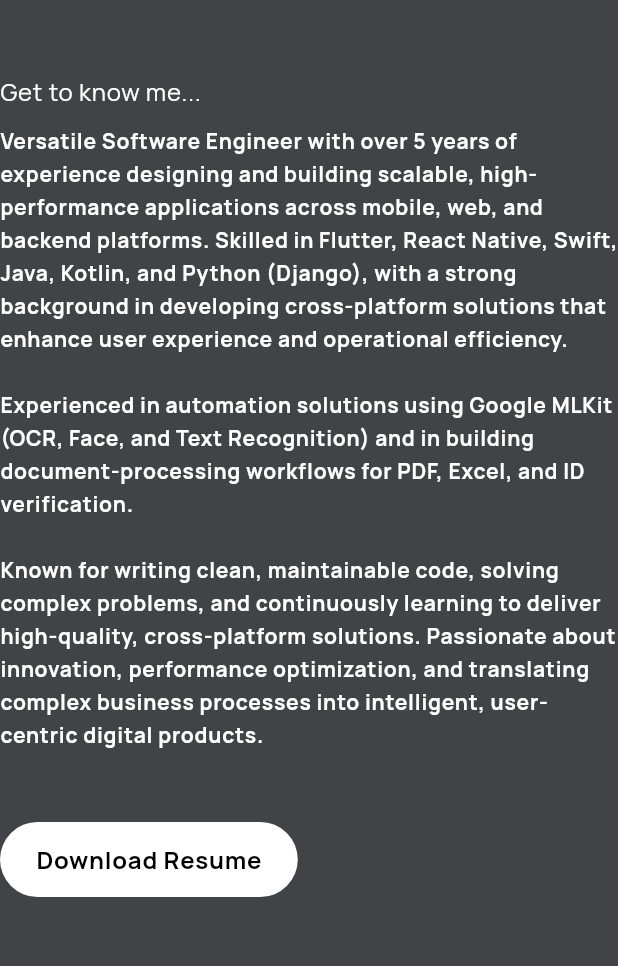
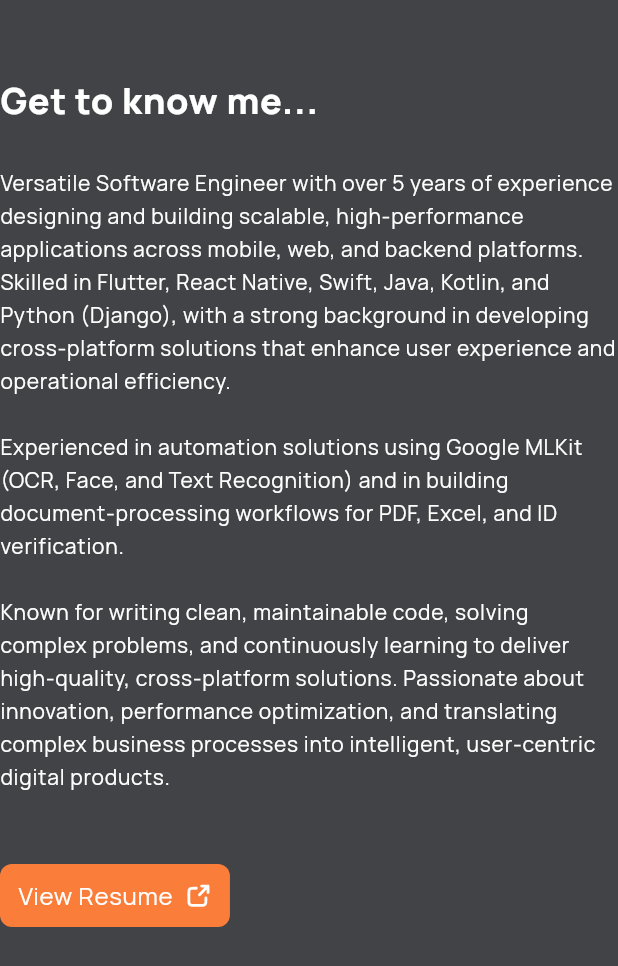
Before and after one commit to okelloEnos/EnosPortfolio, a Flutter app: the AboutDescription widget shown alone on an empty page, opened directly with empty values, on a phone screen of 412 x 824 dp. Shown: the top 966 px of the screen. Run offline on Flutter 3.47's test engine with Material 3 defaults, Android fonts, the phone set to English and light mode, and no system bars; our stand-ins replace animated_text_kit, flutter_spinkit, flutter_staggered_animations, flutter_svg, get, go_router and 3 more; missing offline and left inert: flutter_animated_dialog; project files that could hold a hidden picture were left out.

Commit message:
about section draft one

```diff
--- a/lib/features/home/ui/widgets/about_description.dart
+++ b/lib/features/home/ui/widgets/about_description.dart
@@ -1,19 +1,25 @@
+import 'package:enos_portfolio/util/content_constants.dart';
 import 'package:enos_portfolio/util/media_constants.dart';
 import 'package:flutter/material.dart';
+import 'package:flutter_svg/flutter_svg.dart';
 import 'package:google_fonts/google_fonts.dart';
 import 'package:url_launcher/url_launcher.dart';
 import 'package:animated_text_kit/animated_text_kit.dart';
 import '../../../../util/custom_colors.dart';
+import '../../../../util/image_asset_constants.dart';
 
 class AboutDescription extends StatelessWidget {
   final bool isVertical;
   final double width;
+
   const AboutDescription(
       {required this.isVertical, required this.width, Key? key})
       : super(key: key);
 
   @override
   Widget build(BuildContext context) {
+    final theme = Theme.of(context);
+
     return Container(
       // color: Colors.orange,
       child: SizedBox(
@@ -25,22 +31,18 @@ class AboutDescription extends StatelessWidget {
           crossAxisAlignment: CrossAxisAlignment.start,
           mainAxisAlignment: MainAxisAlignment.start,
           children: [
-            const SizedBox(height: 48.0,),
-             const Text("Get to know me...",
-                    style: TextStyle(
-                        color: Colors.white, fontSize: 16)),
-            const SizedBox(height: 8.0),
-            const Text("Versatile Software Engineer with over 5 years of experience designing and building scalable,"
-                " high-performance applications across mobile, web, and backend platforms. Skilled in Flutter,"
-                " React Native, Swift, Java, Kotlin, and Python (Django), with a strong background in developing"
-                " cross-platform solutions that enhance user experience and operational efficiency.\n\n"
-                "Experienced in automation solutions using Google MLKit (OCR, Face, and Text Recognition) and"
-                " in building document-processing workflows for PDF, Excel, and ID verification.\n\n"
-                "Known for writing clean, maintainable code, solving complex problems, and continuously learning"
-                " to deliver high-quality, cross-platform solutions. Passionate about innovation, performance optimization,"
-                " and translating complex business processes into intelligent, user-centric digital products.",
-                style: TextStyle(
-                    color: Colors.white, fontSize: 14, fontWeight: FontWeight.bold)),
+            const SizedBox(
+              height: 48.0,
+            ),
+            Text(
+              ContentConstants.aboutTitle,
+              style: theme.textTheme.titleMedium,
+            ),
+            const SizedBox(height: 24.0),
+            Text(
+              ContentConstants.aboutDescription,
+              style: theme.textTheme.bodySmall,
+            ),
             const SizedBox(height: 48.0),
             // SizedBox(
             //   width: isVertical ? double.infinity : width * 0.29,
@@ -59,20 +61,35 @@ class AboutDescription extends StatelessWidget {
             //   ),
             // ),
             InkWell(
-              onTap: () async => !await launch(
-                  'https://mail.google.com/mail/u/0/?fs=1&to=${MediaConstants.email}&tf=cm'),
+              onTap: () async => !await launchUrl(Uri.parse(
+                  'https://mail.google.com/mail/u/0/?fs=1&to=${MediaConstants.email}&tf=cm')),
               child: Container(
-                padding: const EdgeInsets.symmetric(
-                    horizontal: 24.0, vertical: 12.0),
+                padding:
+                    const EdgeInsets.symmetric(horizontal: 12.0, vertical: 8.0),
                 decoration: BoxDecoration(
-                  color: Colors.white,
-                  borderRadius: BorderRadius.circular(100.0),
+                  color: theme.colorScheme.primary,
+                  borderRadius: BorderRadius.circular(8.0),
                 ),
-                child: const Text("Download Resume",
-                    style: TextStyle(
-                        color: Colors.black, fontSize: 16, fontWeight: FontWeight.bold)),
+                child: Row(
+                  mainAxisSize: MainAxisSize.min,
+                  children: [
+                    Text(
+                      "View Resume",
+                      style: theme.textTheme.labelLarge,
+                    ),
+                    const SizedBox(width: 8.0),
+                    SvgPicture.asset(ImageAssetConstants.arrow,
+                        colorFilter: ColorFilter.mode(
+                            theme.colorScheme.onPrimary, BlendMode.srcIn),
+                        width: 18,
+                        height: 18),
+                  ],
+                ),
               ),
-            )
+            ),
+            const SizedBox(
+              height: 96.0,
+            ),
           ],
         ),
       ),
@@ -114,10 +131,10 @@ class AboutDescription extends StatelessWidget {
                 animatedTexts: [
                   TyperAnimatedText(
                       "I'm developing mobile,frontend and backend applications",
-                      textAlign: isVertical ? TextAlign.center : TextAlign.start,
+                      textAlign:
+                          isVertical ? TextAlign.center : TextAlign.start,
                       textStyle: GoogleFonts.getFont('Delius',
-                          color: CustomColors.gray,
-                          fontSize: 15)),
+                          color: CustomColors.gray, fontSize: 15)),
                 ],
               ),
             ),
--- a/lib/util/content_constants.dart
+++ b/lib/util/content_constants.dart
@@ -1,4 +1,11 @@
 class ContentConstants {
+  /// landing section
+  static const String home = "Home";
+  static const String about = "About";
+  static const String project = "Projects";
+  static const String github = "Github";
+  static const String linkedIn = "LinkedIn";
+  static const String viewResume = "View Resume";
   static const String hello = "Hello, I'm";
   static const String name = "Enos Okello.";
   static const String tagline = "I turn complex ideas into scalable, high-performing software solutions.";
@@ -7,4 +14,19 @@ class ContentConstants {
       " architect and deploy systems that are not only technically robust,"
       " but also deliver real business impact.";
   static const String getInTouch = "Get In Touch";
+
+  // about section
+  static const String aboutTitle = "Get to know me...";
+  static const String aboutDescription = "Versatile Software Engineer with over 5 years of experience designing and building scalable,"
+      " high-performance applications across mobile, web, and backend platforms. Skilled in Flutter,"
+      " React Native, Swift, Java, Kotlin, and Python (Django), with a strong background in developing"
+      " cross-platform solutions that enhance user experience and operational efficiency.\n\n"
+      "Experienced in automation solutions using Google MLKit (OCR, Face, and Text Recognition) and"
+      " in building document-processing workflows for PDF, Excel, and ID verification.\n\n"
+      "Known for writing clean, maintainable code, solving complex problems, and continuously learning"
+      " to deliver high-quality, cross-platform solutions. Passionate about innovation, performance optimization,"
+      " and translating complex business processes into intelligent, user-centric digital products.";
+
+  // project section
+  static const String projectTitle = "Interesting projects I've worked on...";
 }
```
Also changed, not shown: lib/features/home/ui/screens/portfolio_screen.dart (+16 -3 lines), lib/features/home/ui/widgets/about_images.dart (+131 -103 lines), lib/features/home/ui/widgets/about_section.dart (+11 -20 lines), lib/features/home/ui/widgets/landing_section.dart (+1 -7 lines), lib/features/home/ui/widgets/nav_bar.dart (+7 -11 lines), lib/features/home/ui/widgets/project_section.dart (+15 -17 lines), lib/util/app_theme.dart (+7 -3 lines).
